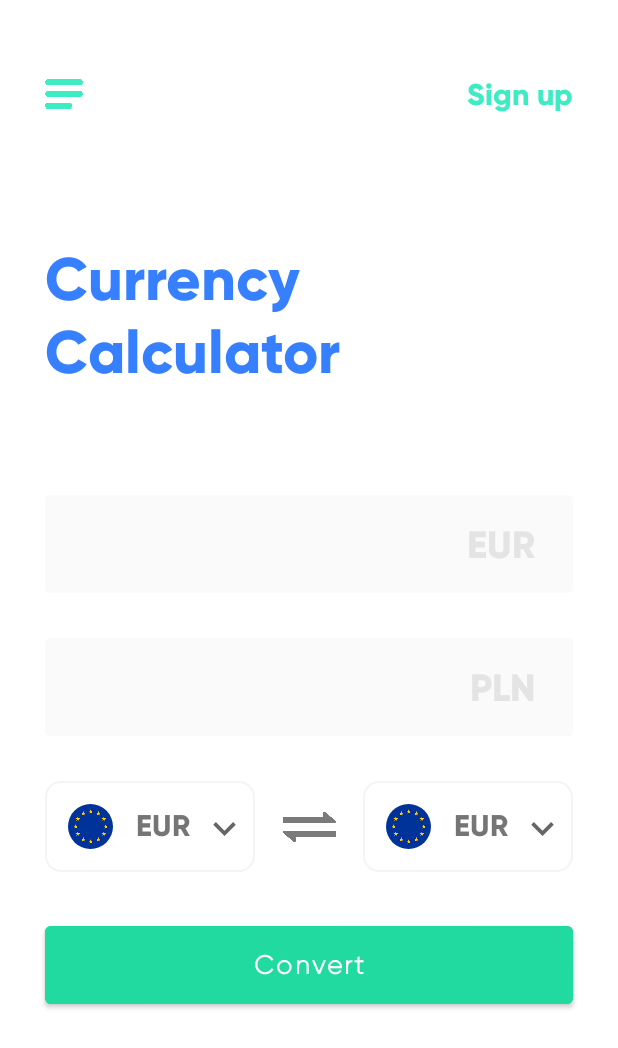
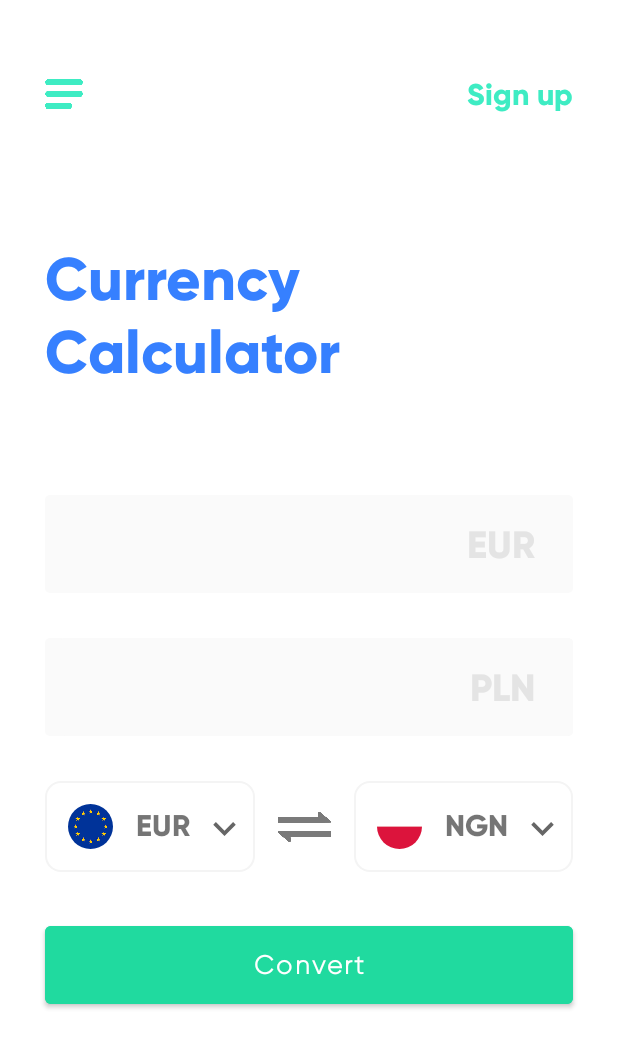
Before and after one commit to anga35/CurrencyConverter, an Android app: the screen it shows after launch (MainActivity), on a phone screen of 412 x 824 dp. Shown: the top 1048 px of the screen. Run offline under Robolectric (Android 15) with nearby library versions, the light colour scheme and no system bars; our stand-ins replace CircleImageView.

Commit message:
UI Implemented

```diff
--- a/app/src/main/AndroidManifest.xml
+++ b/app/src/main/AndroidManifest.xml
@@ -12,7 +12,7 @@
         android:roundIcon="@mipmap/ic_launcher_round"
         android:supportsRtl="true"
         android:theme="@style/Theme.CurrencyConverter">
-        <activity android:name=".MainActivity">
+        <activity android:name=".activities.MainActivity">
             <intent-filter>
                 <action android:name="android.intent.action.MAIN" />
 
--- /dev/null
+++ b/app/src/main/java/com/example/currencyconverter/Repository.kt
@@ -0,0 +1,4 @@
+package com.example.currencyconverter
+
+class Repository {
+}
--- a/app/src/main/java/com/example/currencyconverter/MainActivity.kt
+++ b/app/src/main/java/com/example/currencyconverter/activities/MainActivity.kt
@@ -1,9 +1,9 @@
-package com.example.currencyconverter
+package com.example.currencyconverter.activities
 
 import androidx.appcompat.app.AppCompatActivity
 import android.os.Bundle
 import android.util.Log
-import android.widget.ArrayAdapter
+import com.example.currencyconverter.R
 import com.example.currencyconverter.adapters.CurrencyItem
 import com.example.currencyconverter.adapters.CurrencySpinnerAdapter
 import com.example.currencyconverter.interfaces.CurrencyServices
@@ -17,8 +17,8 @@ class MainActivity : AppCompatActivity() {
         super.onCreate(savedInstanceState)
         setContentView(R.layout.activity_main)
 
-        val fromCurrencyItemList = populateCurrencyItem()
-        val toCurrencyItemList=populateCurrencyItem()
+        val fromCurrencyItemList = populateFromCurrencyItem()
+        val toCurrencyItemList=populateToCurrencyItem()
 
 
         val fromAdapter = CurrencySpinnerAdapter(this, fromCurrencyItemList)
@@ -37,7 +37,7 @@ class MainActivity : AppCompatActivity() {
     }
 
 
-    fun populateCurrencyItem():ArrayList<CurrencyItem>{
+    private fun populateFromCurrencyItem():ArrayList<CurrencyItem>{
         val currencyItemList = ArrayList<CurrencyItem>()
 
         currencyItemList.add(CurrencyItem("EUR", R.drawable.european_flag))
@@ -48,6 +48,21 @@ class MainActivity : AppCompatActivity() {
 
         return currencyItemList
     }
+
+
+
+    private fun populateToCurrencyItem():ArrayList<CurrencyItem>{
+        val currencyItemList = ArrayList<CurrencyItem>()
+        currencyItemList.add(CurrencyItem("NGN", R.drawable.poland_flag))
+        currencyItemList.add(CurrencyItem("EUR", R.drawable.european_flag))
+        currencyItemList.add(CurrencyItem("USD", R.drawable.usa_flag))
+        currencyItemList.add(CurrencyItem("GBP", R.drawable.uk_flag))
+        currencyItemList.add(CurrencyItem("NGN", R.drawable.nigerian_flag))
+
+
+        return currencyItemList
+    }
+
 
 
     fun convertCurrencyFromAPI(from: String, to: String, amount: Int) {
--- a/app/src/main/res/layout/activity_main.xml
+++ b/app/src/main/res/layout/activity_main.xml
@@ -4,7 +4,7 @@
     xmlns:tools="http://schemas.android.com/tools"
     android:layout_width="match_parent"
     android:layout_height="match_parent"
-    tools:context=".MainActivity">
+    tools:context=".activities.MainActivity">
 
     <ImageView
         android:id="@+id/btn_nav_menu"
```
Also changed, not shown: app/build.gradle (+13 -0 lines).
